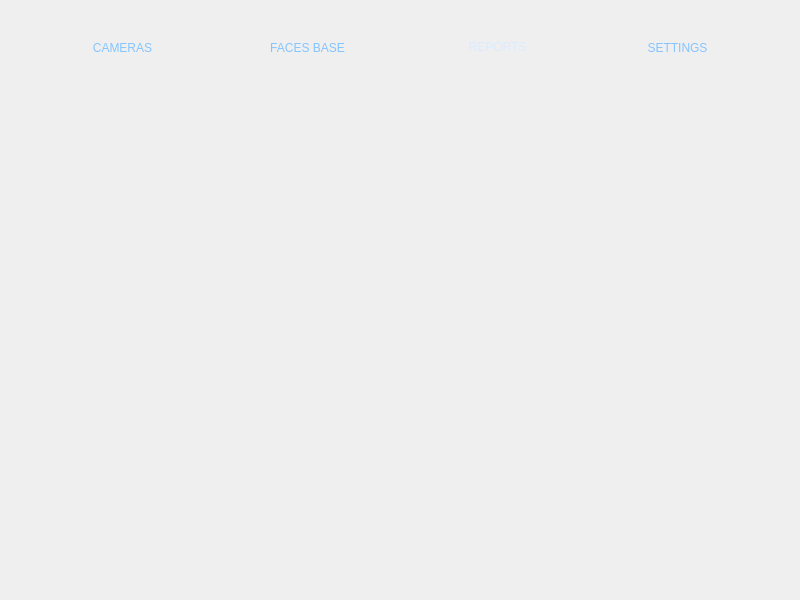
This is LeonCam/MainApp.ui in kazimierczak-robert/LeonCam as Qt 5 draws it before an edit. The edited form follows.
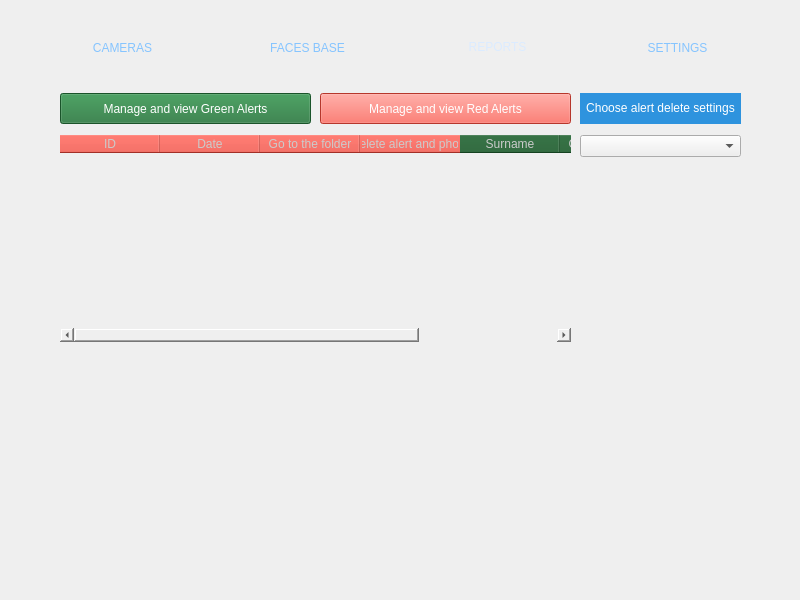
This is the edited form. The open tabs and pages were chosen to show the change. Icons and pictures are not drawn.

Patch:
```diff
--- a/LeonCam/MainApp.ui
+++ b/LeonCam/MainApp.ui
@@ -469,6 +469,281 @@
      <attribute name="title">
       <string>   REPORTS</string>
      </attribute>
+     <widget class="QTableWidget" name="TWGreenReport">
+      <property name="geometry">
+       <rect>
+        <x>28</x>
+        <y>70</y>
+        <width>515</width>
+        <height>211</height>
+       </rect>
+      </property>
+      <property name="focusPolicy">
+       <enum>Qt::NoFocus</enum>
+      </property>
+      <property name="acceptDrops">
+       <bool>false</bool>
+      </property>
+      <property name="autoFillBackground">
+       <bool>false</bool>
+      </property>
+      <property name="styleSheet">
+       <string notr="true">QTableWidget
+{
+	color: rgb(255, 255, 255);
+    alternate-background-color: rgb(28, 93, 45);
+}
+QHeaderView::section
+{
+	background-color: rgb(28, 93, 45);
+	color: rgb(203, 203, 203);
+}</string>
+      </property>
+      <property name="frameShape">
+       <enum>QFrame::Box</enum>
+      </property>
+      <property name="frameShadow">
+       <enum>QFrame::Sunken</enum>
+      </property>
+      <property name="editTriggers">
+       <set>QAbstractItemView::AnyKeyPressed|QAbstractItemView::DoubleClicked|QAbstractItemView::EditKeyPressed</set>
+      </property>
+      <property name="alternatingRowColors">
+       <bool>true</bool>
+      </property>
+      <property name="selectionMode">
+       <enum>QAbstractItemView::NoSelection</enum>
+      </property>
+      <property name="showGrid">
+       <bool>false</bool>
+      </property>
+      <property name="gridStyle">
+       <enum>Qt::NoPen</enum>
+      </property>
+      <property name="sortingEnabled">
+       <bool>true</bool>
+      </property>
+      <property name="wordWrap">
+       <bool>false</bool>
+      </property>
+      <attribute name="horizontalHeaderShowSortIndicator" stdset="0">
+       <bool>false</bool>
+      </attribute>
+      <attribute name="verticalHeaderVisible">
+       <bool>false</bool>
+      </attribute>
+      <attribute name="verticalHeaderHighlightSections">
+       <bool>false</bool>
+      </attribute>
+      <column>
+       <property name="text">
+        <string>ID</string>
+       </property>
+      </column>
+      <column>
+       <property name="text">
+        <string>Date</string>
+       </property>
+      </column>
+      <column>
+       <property name="text">
+        <string>FaceID</string>
+       </property>
+      </column>
+      <column>
+       <property name="text">
+        <string>Name</string>
+       </property>
+      </column>
+      <column>
+       <property name="text">
+        <string>Surname</string>
+       </property>
+      </column>
+      <column>
+       <property name="text">
+        <string>Go to the folder</string>
+       </property>
+      </column>
+      <column>
+       <property name="text">
+        <string>Delete alert</string>
+       </property>
+      </column>
+     </widget>
+     <widget class="QPushButton" name="PBGreenAlert">
+      <property name="geometry">
+       <rect>
+        <x>30</x>
+        <y>30</y>
+        <width>251</width>
+        <height>31</height>
+       </rect>
+      </property>
+      <property name="styleSheet">
+       <string notr="true">#PBGreenAlert{
+color: rgb(255, 255, 255);
+background-color:rgb(36, 118, 59)}
+#PBGreenAlert:hover
+{
+background-color: rgb(39, 129, 63);
+}
+/*border: none;
+margin: 0px;
+padding: 0px;*/</string>
+      </property>
+      <property name="text">
+       <string>Manage and view Green Alerts</string>
+      </property>
+      <property name="autoDefault">
+       <bool>true</bool>
+      </property>
+      <property name="flat">
+       <bool>false</bool>
+      </property>
+     </widget>
+     <widget class="QPushButton" name="PBRedAlert">
+      <property name="geometry">
+       <rect>
+        <x>290</x>
+        <y>30</y>
+        <width>251</width>
+        <height>31</height>
+       </rect>
+      </property>
+      <property name="styleSheet">
+       <string notr="true">#PBRedAlert{
+color:rgb(255, 255, 255);
+background-color: rgb(255, 77, 61);}
+#PBRedAlert:hover{
+background-color: rgb(255, 87, 58);
+}
+/*border: none;
+margin: 0px;
+padding: 0px;
+background-color:none*/</string>
+      </property>
+      <property name="text">
+       <string>Manage and view Red Alerts</string>
+      </property>
+     </widget>
+     <widget class="QLabel" name="LHelp_2">
+      <property name="geometry">
+       <rect>
+        <x>550</x>
+        <y>30</y>
+        <width>161</width>
+        <height>31</height>
+       </rect>
+      </property>
+      <property name="styleSheet">
+       <string notr="true">color: rgb(255, 255, 255);
+background-color: rgb(46, 147, 222);</string>
+      </property>
+      <property name="text">
+       <string>&lt;html&gt;&lt;head/&gt;&lt;body&gt;&lt;p align=&quot;center&quot;&gt;Choose alert delete settings&lt;/p&gt;&lt;/body&gt;&lt;/html&gt;</string>
+      </property>
+     </widget>
+     <widget class="QTableWidget" name="TWRedReport">
+      <property name="geometry">
+       <rect>
+        <x>28</x>
+        <y>70</y>
+        <width>515</width>
+        <height>211</height>
+       </rect>
+      </property>
+      <property name="focusPolicy">
+       <enum>Qt::NoFocus</enum>
+      </property>
+      <property name="acceptDrops">
+       <bool>false</bool>
+      </property>
+      <property name="autoFillBackground">
+       <bool>false</bool>
+      </property>
+      <property name="styleSheet">
+       <string notr="true">QTableWidget
+{
+	color: rgb(255, 255, 255);
+    alternate-background-color:  rgb(227, 66, 54);
+}
+QHeaderView::section
+{
+	background-color: rgb(227, 66, 54);
+	color: rgb(203, 203, 203);
+}</string>
+      </property>
+      <property name="frameShape">
+       <enum>QFrame::Box</enum>
+      </property>
+      <property name="frameShadow">
+       <enum>QFrame::Sunken</enum>
+      </property>
+      <property name="editTriggers">
+       <set>QAbstractItemView::AnyKeyPressed|QAbstractItemView::DoubleClicked|QAbstractItemView::EditKeyPressed</set>
+      </property>
+      <property name="alternatingRowColors">
+       <bool>true</bool>
+      </property>
+      <property name="selectionMode">
+       <enum>QAbstractItemView::NoSelection</enum>
+      </property>
+      <property name="showGrid">
+       <bool>false</bool>
+      </property>
+      <property name="gridStyle">
+       <enum>Qt::NoPen</enum>
+      </property>
+      <property name="sortingEnabled">
+       <bool>true</bool>
+      </property>
+      <property name="wordWrap">
+       <bool>false</bool>
+      </property>
+      <attribute name="horizontalHeaderShowSortIndicator" stdset="0">
+       <bool>false</bool>
+      </attribute>
+      <attribute name="verticalHeaderVisible">
+       <bool>false</bool>
+      </attribute>
+      <attribute name="verticalHeaderHighlightSections">
+       <bool>false</bool>
+      </attribute>
+      <column>
+       <property name="text">
+        <string>ID</string>
+       </property>
+      </column>
+      <column>
+       <property name="text">
+        <string>Date</string>
+       </property>
+      </column>
+      <column>
+       <property name="text">
+        <string>Go to the folder</string>
+       </property>
+      </column>
+      <column>
+       <property name="text">
+        <string>Delete alert and photo</string>
+       </property>
+      </column>
+     </widget>
+     <widget class="QComboBox" name="CBSetting">
+      <property name="geometry">
+       <rect>
+        <x>550</x>
+        <y>72</y>
+        <width>161</width>
+        <height>22</height>
+       </rect>
+      </property>
+      <property name="styleSheet">
+       <string notr="true">background-color: none;</string>
+      </property>
+     </widget>
     </widget>
     <widget class="QWidget" name="TSettings">
      <property name="styleSheet">
```
Left out of the diff: 2 changed lines with no effect on the pictures.
